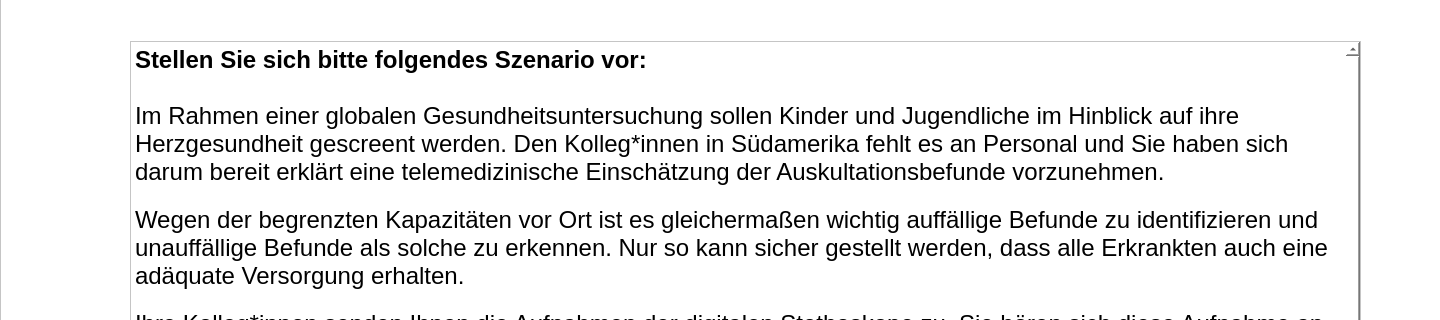
This is forms/instructions1.ui in IKI-Lab/auscultation_AI_noise_exp as Qt 5 draws it before an edit; both pictures show x 0 to 1440 and y 109 to 429 of the 1440 by 757 pixel window. The edited form follows.
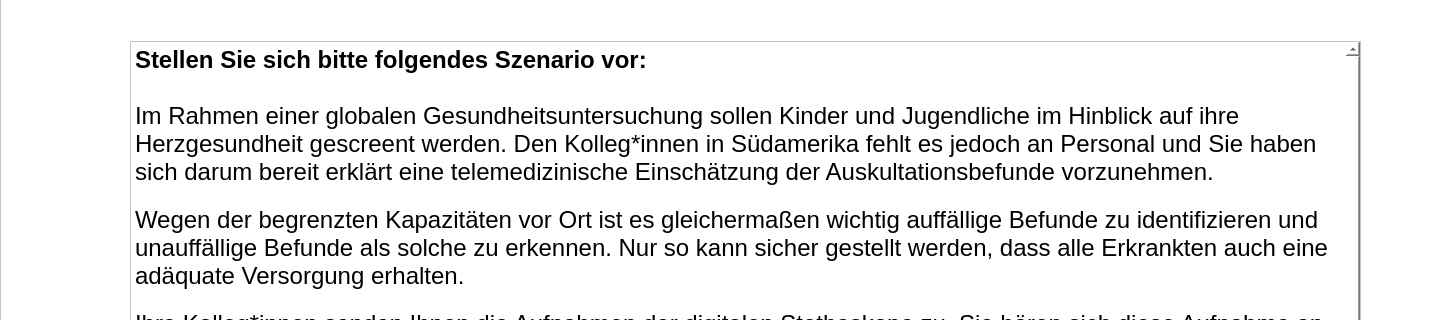
This is the edited form.

```diff
--- a/forms/instructions1.ui
+++ b/forms/instructions1.ui
@@ -75,7 +75,7 @@
 &lt;/style&gt;&lt;/head&gt;&lt;body style=&quot; font-family:'.AppleSystemUIFont'; font-size:13pt; font-weight:400; font-style:normal;&quot;&gt;
 &lt;p style=&quot; margin-top:0px; margin-bottom:0px; margin-left:0px; margin-right:0px; -qt-block-indent:0; text-indent:0px;&quot;&gt;&lt;span style=&quot; font-family:'Helvetica Neue'; font-size:18pt; font-weight:600;&quot;&gt;Stellen Sie sich bitte folgendes Szenario vor:&lt;/span&gt;&lt;/p&gt;
 &lt;p style=&quot;-qt-paragraph-type:empty; margin-top:0px; margin-bottom:0px; margin-left:0px; margin-right:0px; -qt-block-indent:0; text-indent:0px; font-family:'Helvetica Neue'; font-size:18pt; font-weight:600;&quot;&gt;&lt;br /&gt;&lt;/p&gt;
-&lt;p style=&quot; margin-top:0px; margin-bottom:0px; margin-left:0px; margin-right:0px; -qt-block-indent:0; text-indent:0px;&quot;&gt;&lt;span style=&quot; font-family:'Helvetica Neue'; font-size:18pt;&quot;&gt;Im Rahmen einer globalen Gesundheitsuntersuchung sollen Kinder und Jugendliche im Hinblick auf ihre Herzgesundheit gescreent werden. Den Kolleg*innen in Südamerika fehlt es an Personal und Sie haben sich darum bereit erklärt eine telemedizinische Einschätzung der Auskultationsbefunde vorzunehmen.&lt;br /&gt;&lt;/span&gt;&lt;/p&gt;
+&lt;p style=&quot; margin-top:0px; margin-bottom:0px; margin-left:0px; margin-right:0px; -qt-block-indent:0; text-indent:0px;&quot;&gt;&lt;span style=&quot; font-family:'Helvetica Neue'; font-size:18pt;&quot;&gt;Im Rahmen einer globalen Gesundheitsuntersuchung sollen Kinder und Jugendliche im Hinblick auf ihre Herzgesundheit gescreent werden. Den Kolleg*innen in Südamerika fehlt es jedoch an Personal und Sie haben sich darum bereit erklärt eine telemedizinische Einschätzung der Auskultationsbefunde vorzunehmen.&lt;br /&gt;&lt;/span&gt;&lt;/p&gt;
 &lt;p style=&quot; margin-top:0px; margin-bottom:0px; margin-left:0px; margin-right:0px; -qt-block-indent:0; text-indent:0px;&quot;&gt;&lt;span style=&quot; font-family:'Helvetica Neue'; font-size:18pt;&quot;&gt;Wegen der begrenzten Kapazitäten vor Ort ist es gleichermaßen wichtig auffällige Befunde zu identifizieren und unauffällige Befunde als solche zu erkennen. Nur so kann sicher gestellt werden, dass alle Erkrankten auch eine adäquate Versorgung erhalten.&lt;br /&gt;&lt;/span&gt;&lt;/p&gt;
 &lt;p style=&quot; margin-top:0px; margin-bottom:0px; margin-left:0px; margin-right:0px; -qt-block-indent:0; text-indent:0px;&quot;&gt;&lt;span style=&quot; font-family:'Helvetica Neue'; font-size:18pt;&quot;&gt;Ihre Kolleg*innen senden Ihnen die Aufnahmen der digitalen Stethoskope zu. Sie hören sich diese Aufnahme an.&lt;/span&gt;&lt;/p&gt;
 &lt;p style=&quot; margin-top:0px; margin-bottom:0px; margin-left:0px; margin-right:0px; -qt-block-indent:0; text-indent:0px;&quot;&gt;&lt;span style=&quot; font-family:'Helvetica Neue'; font-size:18pt;&quot;&gt;&lt;br /&gt;&lt;/span&gt;&lt;/p&gt;
```
